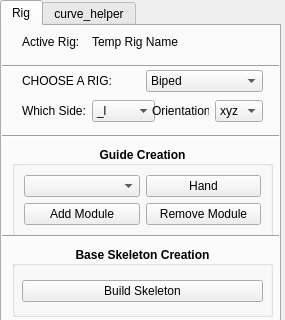
Qt form interface/Jmvs_character_auto_rigger_001.ui (JamesV-S/Jmvs_character_auto_rigging_tool) before a commit; both pictures show x 0 to 285 and y 0 to 320 of the 285 by 497 pixel window.
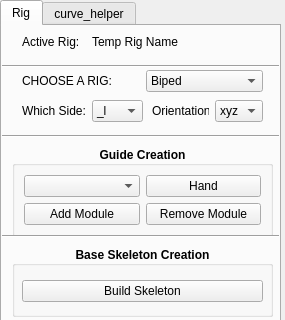
The same form after that commit.

What changed in the file:
```diff
--- a/interface/Jmvs_character_auto_rigger_001.ui
+++ b/interface/Jmvs_character_auto_rigger_001.ui
@@ -239,7 +239,7 @@
       <rect>
        <x>20</x>
        <y>70</y>
-       <width>133</width>
+       <width>121</width>
        <height>31</height>
       </rect>
      </property>
```
